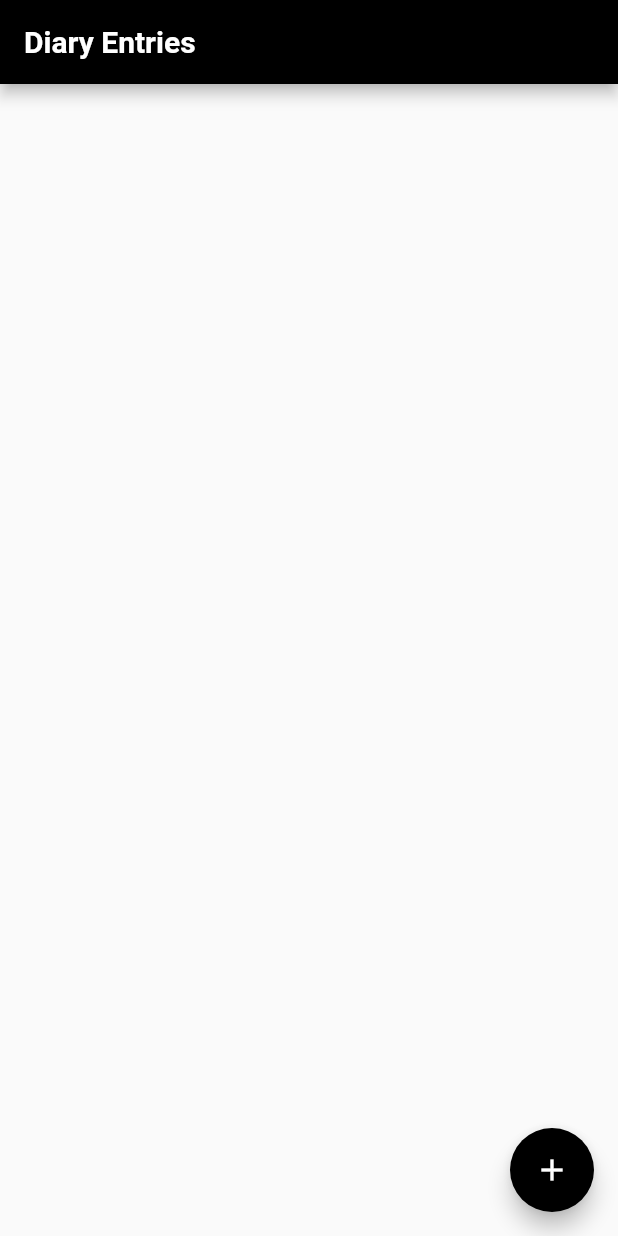
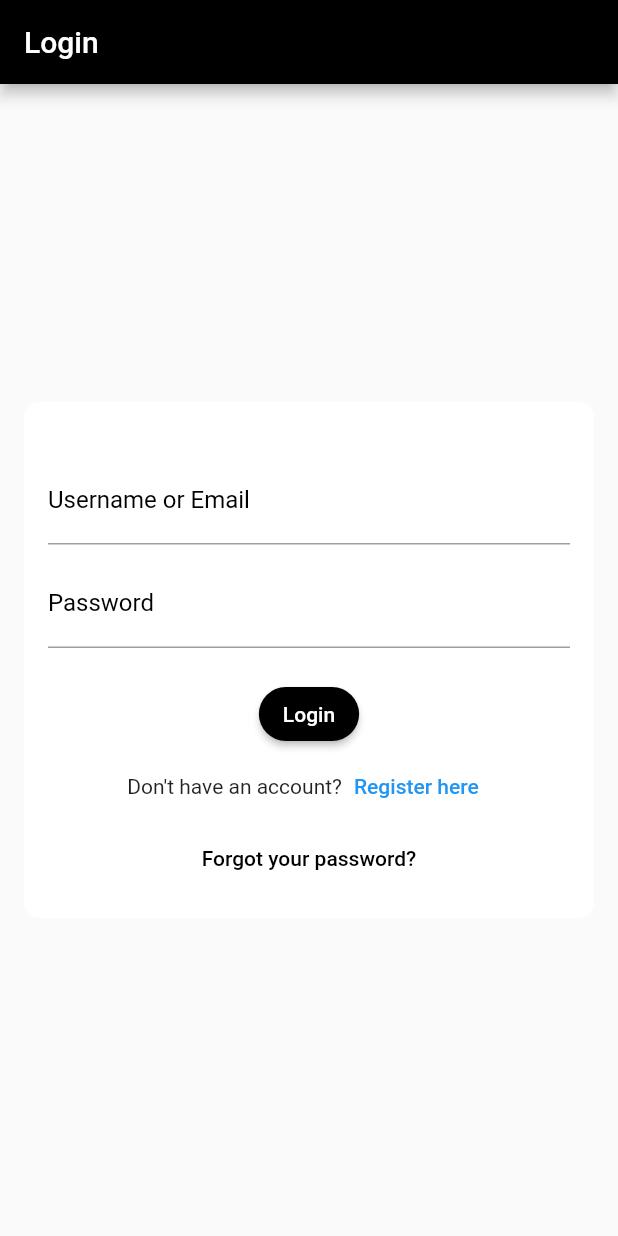
Before and after one commit to rashodkorala/Deardiary, a Flutter app: the screen it shows after launch, on a phone screen of 412 x 824 dp. Run offline on Flutter 3.47's test engine with Material 2 defaults, Android fonts, the phone set to English and light mode, and no system bars; our stand-ins replace hive, hive_flutter; accounts and stored records are empty.

Commit message:
add loginView

```diff
--- a/lib/main.dart
+++ b/lib/main.dart
@@ -1,3 +1,4 @@
+import 'package:deardiary/view/diary_login_view.dart';
 import 'package:flutter/material.dart';
 import 'controller/diary_controller.dart';
 import 'view/diary_log_view.dart';
@@ -24,6 +25,7 @@ class MyApp extends StatelessWidget {
       routes: {
         '/diaryLogView': (context) => const DiaryLogView(),
         '/diaryEntryView': (context) => DiaryEntryView(),
+        '/loginView': (context) => LoginView(),
         // Add more routes for other pages here
       },
     );
@@ -42,7 +44,7 @@ class _WelcomePageState extends State<WelcomePage> {
 
     // Delay for 1.5 seconds and then navigate to DiaryLogView
     Future.delayed(Duration(seconds: 1, milliseconds: 500), () {
-      Navigator.pushReplacementNamed(context, '/diaryLogView');
+      Navigator.pushReplacementNamed(context, '/loginView');
     });
   }
 
--- /dev/null
+++ b/lib/view/diary_login_view.dart
@@ -0,0 +1,135 @@
+import 'package:flutter/material.dart';
+
+class LoginView extends StatefulWidget {
+  @override
+  _LoginViewState createState() => _LoginViewState();
+}
+
+class _LoginViewState extends State<LoginView> {
+  bool isRegisterHereFocused = false;
+
+  @override
+  Widget build(BuildContext context) {
+    return Scaffold(
+      appBar: AppBar(
+        title: Text('Login'),
+        backgroundColor:
+            Colors.black, // Set the app bar background color to black
+      ),
+      body: Center(
+        child: Padding(
+          padding: const EdgeInsets.all(16.0),
+          child: Column(
+            mainAxisAlignment: MainAxisAlignment.center,
+            children: <Widget>[
+              Container(
+                decoration: BoxDecoration(
+                  color: const Color.fromARGB(255, 255, 255,
+                      255), // Set the container background color to black
+                  borderRadius: BorderRadius.circular(10.0),
+                ),
+                padding: EdgeInsets.all(16.0),
+                child: Column(
+                  children: <Widget>[
+                    // Your logo or app name can go here
+                    // Example: Image.asset('assets/logo.png'),
+
+                    SizedBox(height: 20.0),
+
+                    TextField(
+                      decoration: InputDecoration(
+                        labelText: 'Username or Email',
+                        labelStyle: TextStyle(
+                            color: const Color.fromARGB(
+                                255, 0, 0, 0)), // Text color
+                      ),
+                      style: TextStyle(
+                          color:
+                              const Color.fromARGB(255, 0, 0, 0)), // Text color
+                    ),
+
+                    SizedBox(height: 10.0),
+
+                    TextField(
+                      obscureText: true, // For password input
+                      decoration: InputDecoration(
+                        labelText: 'Password',
+                        labelStyle: TextStyle(
+                            color: const Color.fromARGB(
+                                255, 0, 0, 0)), // Text color
+                      ),
+                      style: TextStyle(
+                          color:
+                              const Color.fromARGB(255, 0, 0, 0)), // Text color
+                    ),
+
+                    SizedBox(height: 20.0),
+
+                    ElevatedButton(
+                      onPressed: () {
+                        // Handle login button press here
+                      },
+                      child: Text('Login'),
+                      style: ElevatedButton.styleFrom(
+                        primary: Colors
+                            .black, // Set button background color to black
+                        shape: RoundedRectangleBorder(
+                          borderRadius: BorderRadius.circular(
+                              30.0), // Make the button round
+                        ),
+                      ),
+                    ),
+
+                    Row(
+                      mainAxisAlignment: MainAxisAlignment.center,
+                      children: <Widget>[
+                        Text("Don't have an account?"),
+                        Focus(
+                          onFocusChange: (hasFocus) {
+                            setState(() {
+                              isRegisterHereFocused = hasFocus;
+                            });
+                          },
+                          child: TextButton(
+                            onPressed: () {
+                              // Add a navigation route to the registration page when "Register here" is clicked
+                            },
+                            child: Text(
+                              'Register here',
+                              style: TextStyle(
+                                color: isRegisterHereFocused
+                                    ? Colors
+                                        .blue // Highlighted text color when focused
+                                    : Colors.blue, // Regular text color
+                                decoration: isRegisterHereFocused
+                                    ? TextDecoration
+                                        .underline // Underline when focused
+                                    : TextDecoration
+                                        .none, // No underline when not focused
+                              ),
+                            ),
+                          ),
+                        ),
+                      ],
+                    ),
+
+                    TextButton(
+                      onPressed: () {
+                        // Add a navigation route to reset password page
+                      },
+                      child: const Text(
+                        'Forgot your password?',
+                        style: TextStyle(
+                            color: Color.fromARGB(255, 0, 0, 0)), // Text color
+                      ),
+                    ),
+                  ],
+                ),
+              ),
+            ],
+          ),
+        ),
+      ),
+    );
+  }
+}
```
